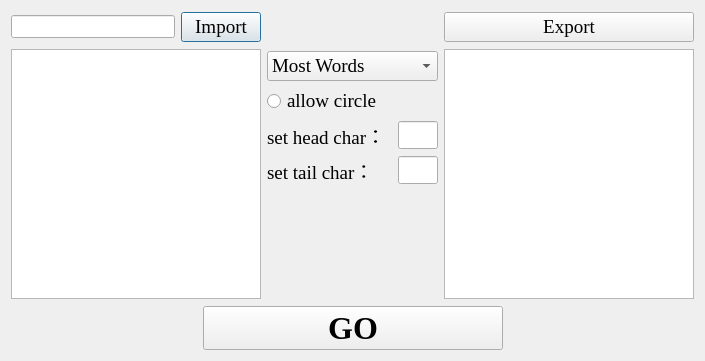
The window that GUI/WordList/dialog.ui (KL-ice/wordListBuaa) describes before a commit, drawn with Qt 5.
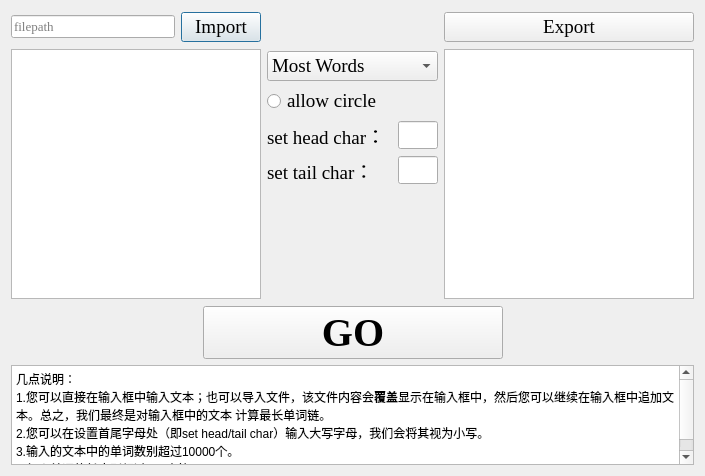
The same window after the commit.

Patch:
```diff
--- a/GUI/WordList/dialog.ui
+++ b/GUI/WordList/dialog.ui
@@ -7,7 +7,7 @@
     <x>0</x>
     <y>0</y>
     <width>705</width>
-    <height>361</height>
+    <height>476</height>
    </rect>
   </property>
   <property name="windowTitle">
@@ -43,6 +43,9 @@
              <pointsize>10</pointsize>
             </font>
            </property>
+           <property name="placeholderText">
+            <string>filepath</string>
+           </property>
           </widget>
          </item>
          <item>
@@ -329,7 +332,7 @@
        <property name="font">
         <font>
          <family>Times New Roman</family>
-         <pointsize>24</pointsize>
+         <pointsize>30</pointsize>
          <weight>75</weight>
          <bold>true</bold>
         </font>
@@ -357,6 +360,33 @@
      </item>
     </layout>
    </item>
+   <item>
+    <widget class="QTextBrowser" name="textBrowser">
+     <property name="minimumSize">
+      <size>
+       <width>0</width>
+       <height>100</height>
+      </size>
+     </property>
+     <property name="maximumSize">
+      <size>
+       <width>16777215</width>
+       <height>100</height>
+      </size>
+     </property>
+     <property name="html">
+      <string>&lt;!DOCTYPE HTML PUBLIC &quot;-//W3C//DTD HTML 4.0//EN&quot; &quot;http://www.w3.org/TR/REC-html40/strict.dtd&quot;&gt;
+&lt;html&gt;&lt;head&gt;&lt;meta name=&quot;qrichtext&quot; content=&quot;1&quot; /&gt;&lt;style type=&quot;text/css&quot;&gt;
+p, li { white-space: pre-wrap; }
+&lt;/style&gt;&lt;/head&gt;&lt;body style=&quot; font-family:'SimSun'; font-size:9pt; font-weight:400; font-style:normal;&quot;&gt;
+&lt;p style=&quot; margin-top:0px; margin-bottom:0px; margin-left:0px; margin-right:0px; -qt-block-indent:0; text-indent:0px;&quot;&gt;几点说明：&lt;/p&gt;
+&lt;p style=&quot; margin-top:0px; margin-bottom:0px; margin-left:0px; margin-right:0px; -qt-block-indent:0; text-indent:0px;&quot;&gt;1.您可以直接在输入框中输入文本；也可以导入文件，该文件内容会&lt;span style=&quot; font-weight:600;&quot;&gt;覆盖&lt;/span&gt;显示在输入框中，然后您可以继续在输入框中追加文本。总之，我们最终是对输入框中的文本 计算最长单词链。&lt;/p&gt;
+&lt;p style=&quot; margin-top:0px; margin-bottom:0px; margin-left:0px; margin-right:0px; -qt-block-indent:0; text-indent:0px;&quot;&gt;2.您可以在设置首尾字母处（即set head/tail char）输入大写字母，我们会将其视为小写。&lt;/p&gt;
+&lt;p style=&quot; margin-top:0px; margin-bottom:0px; margin-left:0px; margin-right:0px; -qt-block-indent:0; text-indent:0px;&quot;&gt;3.输入的文本中的单词数别超过10000个。&lt;/p&gt;
+&lt;p style=&quot; margin-top:0px; margin-bottom:0px; margin-left:0px; margin-right:0px; -qt-block-indent:0; text-indent:0px;&quot;&gt;4.每个单词的长度别超过400字符。&lt;/p&gt;&lt;/body&gt;&lt;/html&gt;</string>
+     </property>
+    </widget>
+   </item>
   </layout>
  </widget>
  <layoutdefault spacing="6" margin="11"/>
```
Left out of the diff: 7 changed lines with no effect on the pictures.
